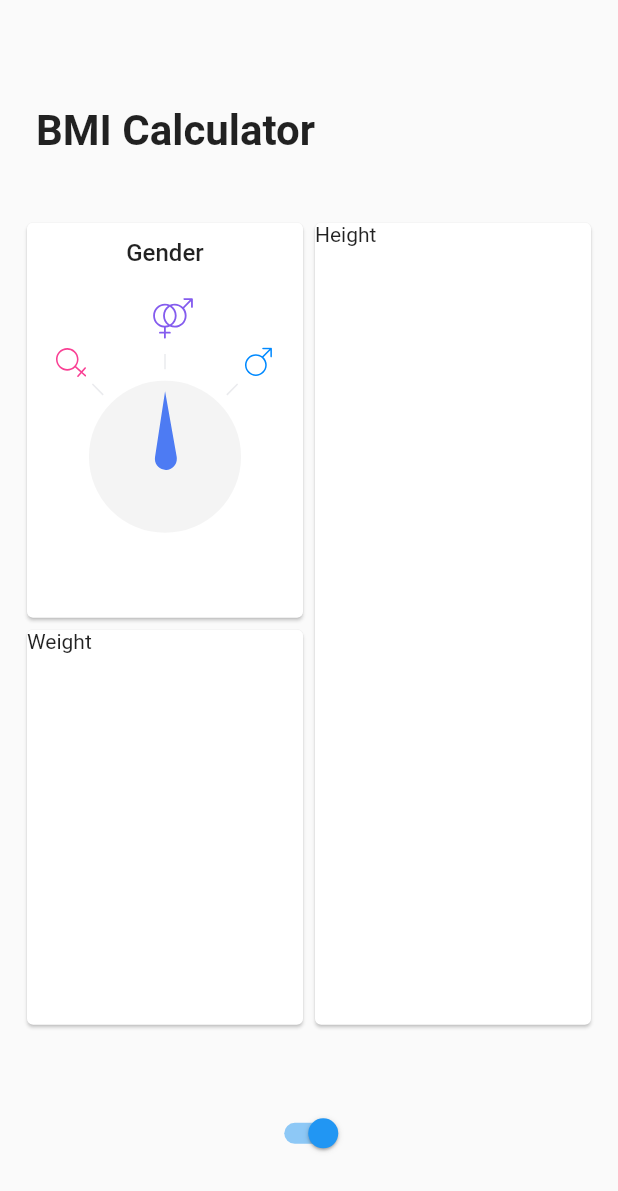
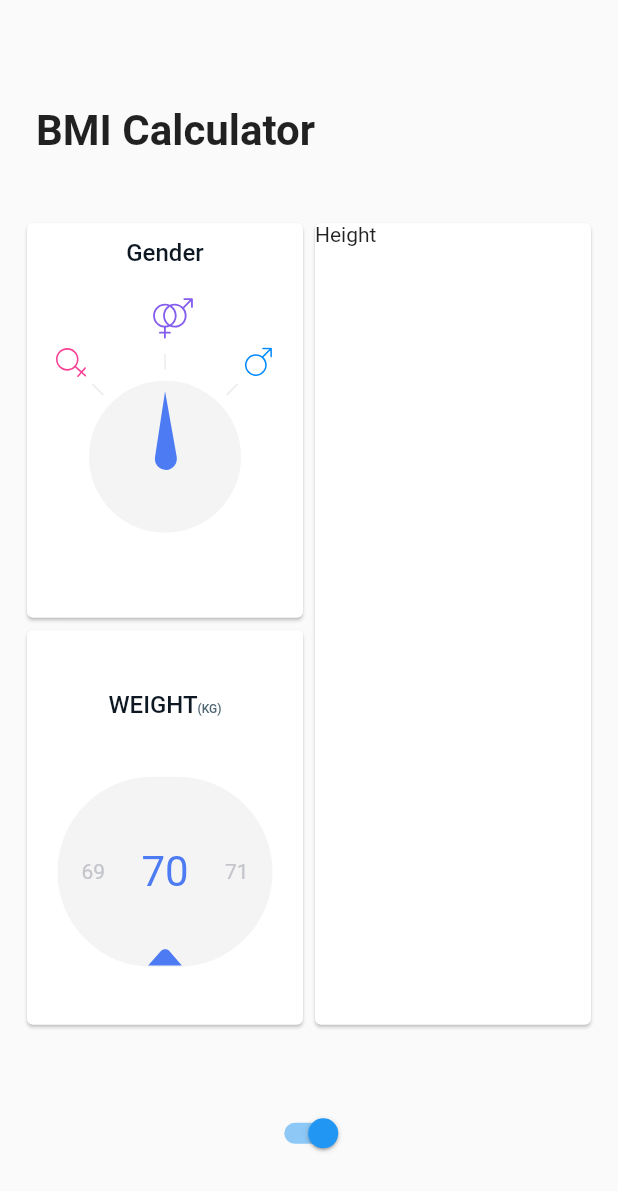
Before and after one commit to zettatips/bmi_calculator_new, a Flutter app: the screen it shows after launch, on a phone screen of 412 x 824 dp. Shown: the top 1191 px of the screen. Run offline on Flutter 3.47's test engine with Material 2 defaults, Android fonts, the phone set to English and light mode, and no system bars; our stand-ins replace flutter_svg; project files that could hold a hidden picture were left out.

Commit message:
20200905 0114 Completing Part 2: Weight Card

```diff
--- a/lib/card_title.dart
+++ b/lib/card_title.dart
@@ -1,16 +1,37 @@
+import 'package:bmi_calculator_new/widget_utils.dart' show screenAwareSize;
 import 'package:flutter/material.dart';
+
+const TextStyle _titleStyle = TextStyle(
+  fontSize: 16.0,
+  fontWeight: FontWeight.w500,
+  color: Color.fromRGBO(14, 24, 35, 1.0),
+);
+
+const TextStyle _subtitleStyle = TextStyle(
+  fontSize: 8.0,
+  fontWeight: FontWeight.w500,
+  color: Color.fromRGBO(78, 102, 114, 1.0),
+);
 
 class CardTitle extends StatelessWidget {
   final String title;
+  final String subtitle;
 
-  const CardTitle(this.title, {Key key}) : super(key: key);
+  const CardTitle(this.title, {Key key, this.subtitle}) : super(key: key);
 
   @override
   Widget build(BuildContext context) {
-    return Text(
-      title,
-      style: new TextStyle(fontSize: 16.0, fontWeight: FontWeight.w500),
+    return RichText(
+      text: TextSpan(
+        text: title,
+        style: _titleStyle,
+        children: <TextSpan>[
+          TextSpan(
+            text: subtitle ?? "",
+            style: _subtitleStyle,
+          ),
+        ],
+      ),
     );
   }
-
 }
--- a/lib/input_page.dart
+++ b/lib/input_page.dart
@@ -1,6 +1,8 @@
+import 'package:bmi_calculator_new/gender_card.dart';
+import 'package:bmi_calculator_new/weight_card.dart';
 import 'package:flutter/material.dart';
+
 import 'widget_utils.dart' show screenAwareSize;
-import 'package:bmi_calculator_new/gender_card.dart';
 
 class InputPage extends StatelessWidget {
   Widget build(BuildContext context) {
@@ -32,15 +34,6 @@ class InputPage extends StatelessWidget {
     );
   }
 
-  Widget _buildBottom(BuildContext context) {
-    return Container(
-      alignment: Alignment.center,
-      height: screenAwareSize(108.0, context),
-      width: double.infinity,
-      child: Switch(value: true, onChanged: (val) {}),
-    );
-  }
-
   Widget _buildCards(BuildContext context) {
     return Padding(
       padding: EdgeInsets.only(
@@ -54,7 +47,7 @@ class InputPage extends StatelessWidget {
             child: Column(
               children: <Widget>[
                 Expanded(child: GenderCard()),
-                Expanded(child: _tempCard("Weight")),
+                Expanded(child: WeightCard()),
               ],
             ),
           ),
@@ -73,4 +66,13 @@ class InputPage extends StatelessWidget {
       ),
     );
   }
+
+  Widget _buildBottom(BuildContext context) {
+    return Container(
+      alignment: Alignment.center,
+      height: screenAwareSize(108.0, context),
+      width: double.infinity,
+      child: Switch(value: true, onChanged: (val) {}),
+    );
+  }
 }
--- /dev/null
+++ b/lib/weight_card.dart
@@ -0,0 +1,93 @@
+import 'package:bmi_calculator_new/card_title.dart';
+import 'package:bmi_calculator_new/weight_slider.dart';
+import 'package:bmi_calculator_new/widget_utils.dart' show screenAwareSize;
+import 'package:flutter/material.dart';
+import 'package:flutter_svg/flutter_svg.dart';
+
+class WeightCard extends StatefulWidget {
+  final int initialWeight;
+
+  const WeightCard({Key key, this.initialWeight}) : super(key: key);
+
+  @override
+  _WeightCardState createState() => _WeightCardState();
+}
+
+class _WeightCardState extends State<WeightCard> {
+  int weight;
+
+  @override
+  void initState() {
+    super.initState();
+    weight = widget.initialWeight ?? 70;
+  }
+
+  @override
+  Widget build(BuildContext context) {
+    return Card(
+      child: Padding(
+        padding: EdgeInsets.only(top: screenAwareSize(32.0, context)),
+        child: Column(
+          crossAxisAlignment: CrossAxisAlignment.center,
+          children: <Widget>[
+            CardTitle("WEIGHT", subtitle: "(KG)"),
+            Expanded(
+              child: Center(
+                child: Padding(
+                  padding: EdgeInsets.symmetric(
+                      horizontal: screenAwareSize(16.0, context)),
+                  child: _drawSlider(),
+                ),
+              ),
+            ),
+          ],
+        ),
+      ),
+    );
+  }
+
+  Widget _drawSlider() {
+    return WeightBackground(
+      child: LayoutBuilder(
+        builder: (context, constraints) {
+          return WeightSlider(
+            minValue: 30,
+            maxValue: 110,
+            value: weight,
+            onChanged: (val) => setState(() => weight = val),
+            width: constraints.maxWidth,
+          );
+        },
+      ),
+    );
+  }
+}
+
+class WeightBackground extends StatelessWidget {
+  final Widget child;
+
+  const WeightBackground({Key key, this.child}) : super(key: key);
+
+  @override
+  Widget build(BuildContext context) {
+    return Stack(
+      alignment: Alignment.bottomCenter,
+      children: <Widget>[
+        Container(
+          height: screenAwareSize(100.0, context),
+          decoration: BoxDecoration(
+            color: Color.fromRGBO(244, 244, 244, 1.0),
+            borderRadius:
+                new BorderRadius.circular(screenAwareSize(50.0, context)),
+          ),
+          child: child,
+        ),
+        SvgPicture.asset(
+          "assets/images/weight_arrow.svg",
+          height: screenAwareSize(10.0, context),
+          width: screenAwareSize(18.0, context),
+        ),
+      ],
+    );
+  }
+}
--- /dev/null
+++ b/lib/weight_slider.dart
@@ -0,0 +1,121 @@
+import 'dart:math' as math;
+
+import 'package:flutter/material.dart';
+import 'package:flutter/rendering.dart';
+
+class WeightSlider extends StatelessWidget {
+  WeightSlider({
+    Key key,
+    @required this.minValue,
+    @required this.maxValue,
+    @required this.value,
+    @required this.onChanged,
+    @required this.width,
+  })  : scrollController = new ScrollController(
+          initialScrollOffset: (value - minValue) * width / 3,
+        ),
+        super(key: key);
+
+  final int minValue;
+  final int maxValue;
+  final int value;
+  final ValueChanged<int> onChanged;
+  final double width;
+  final ScrollController scrollController;
+
+  double get itemExtent => width / 3;
+
+  int _indexToValue(int index) => minValue + (index - 1);
+
+  @override
+  build(BuildContext context) {
+    int itemCount = (maxValue - minValue) + 3;
+    return NotificationListener(
+      onNotification: _onNotification,
+      child: new ListView.builder(
+        controller: scrollController,
+        scrollDirection: Axis.horizontal,
+        itemExtent: itemExtent,
+        itemCount: itemCount,
+        physics: BouncingScrollPhysics(),
+        itemBuilder: (BuildContext context, int index) {
+          int itemValue = _indexToValue(index);
+          bool isExtra = index == 0 || index == itemCount - 1;
+
+          return isExtra
+              ? new Container() //empty first and last element
+              : GestureDetector(
+                  behavior: HitTestBehavior.translucent,
+                  onTap: () => _animateTo(itemValue, durationMillis: 50),
+                  child: FittedBox(
+                    child: Text(
+                      itemValue.toString(),
+                      style: _getTextStyle(itemValue),
+                    ),
+                    fit: BoxFit.scaleDown,
+                  ),
+                );
+        },
+      ),
+    );
+  }
+
+  TextStyle _getDefaultTextStyle() {
+    return new TextStyle(
+      color: Color.fromRGBO(196, 197, 203, 1.0),
+      fontSize: 14.0,
+    );
+  }
+
+  TextStyle _getHighlightTextStyle() {
+    return new TextStyle(
+      color: Color.fromRGBO(77, 123, 243, 1.0),
+      fontSize: 28.0,
+    );
+  }
+
+  TextStyle _getTextStyle(int itemValue) {
+    return itemValue == value
+        ? _getHighlightTextStyle()
+        : _getDefaultTextStyle();
+  }
+
+  bool _userStoppedScrolling(Notification notification) {
+    return notification is UserScrollNotification &&
+        notification.direction == ScrollDirection.idle &&
+        scrollController.position.activity is! HoldScrollActivity;
+  }
+
+  _animateTo(int valueToSelect, {int durationMillis = 200}) {
+    double targetExtent = (valueToSelect - minValue) * itemExtent;
+    scrollController.animateTo(
+      targetExtent,
+      duration: new Duration(milliseconds: durationMillis),
+      curve: Curves.decelerate,
+    );
+  }
+
+  int _offsetToMiddleIndex(double offset) => (offset + width / 2) ~/ itemExtent;
+
+  int _offsetToMiddleValue(double offset) {
+    int indexOfMiddleElement = _offsetToMiddleIndex(offset);
+    int middleValue = _indexToValue(indexOfMiddleElement);
+    middleValue = math.max(minValue, math.min(maxValue, middleValue));
+    return middleValue;
+  }
+
+  bool _onNotification(Notification notification) {
+    if (notification is ScrollNotification) {
+      int middleValue = _offsetToMiddleValue(notification.metrics.pixels);
+
+      if (_userStoppedScrolling(notification)) {
+        _animateTo(middleValue);
+      }
+
+      if (middleValue != value) {
+        onChanged(middleValue); //update selection
+      }
+    }
+    return true;
+  }
+}
```
